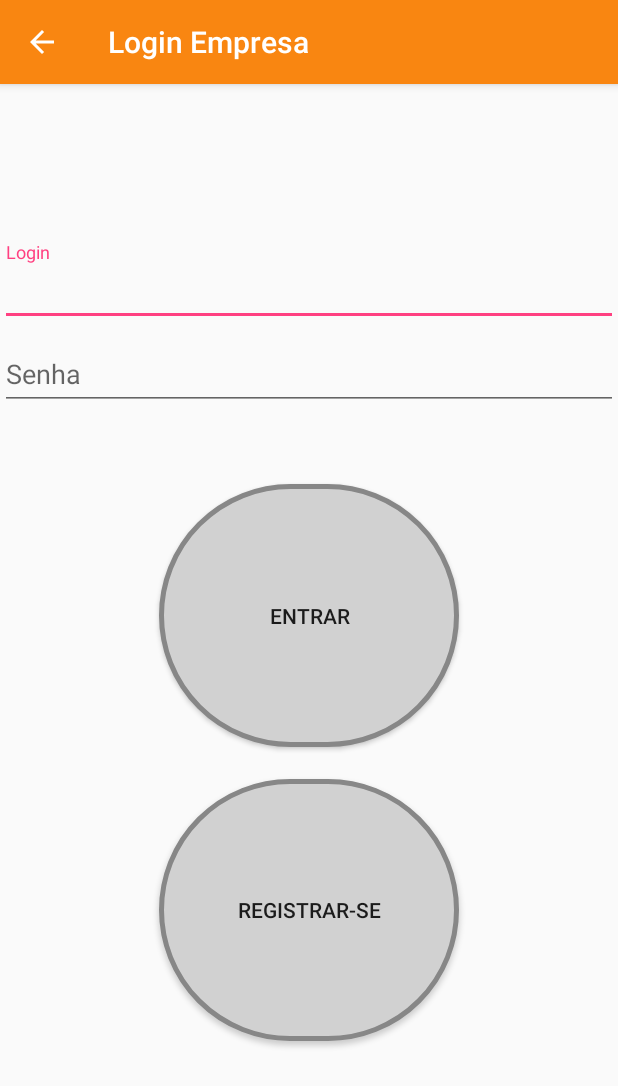
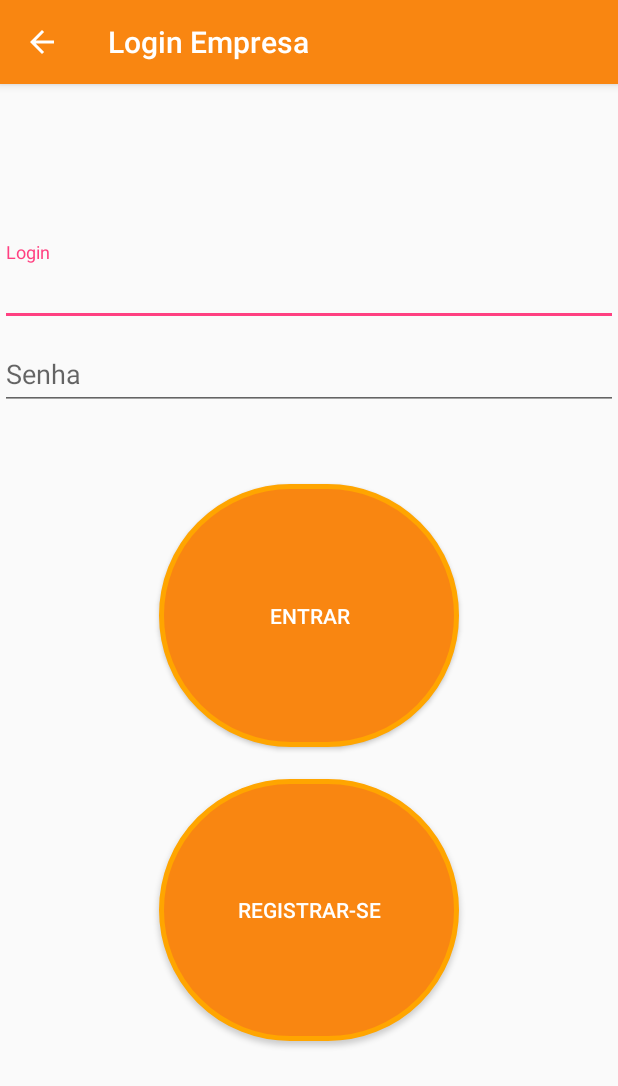
Before and after one commit to marcosandre98/qual_sabor, an Android app: the LoginEmpresa screen opened directly, with no data from a screen before it, on a phone screen of 412 x 824 dp. Shown: the top 1086 px of the screen. Run offline under Robolectric (Android 15) with nearby library versions, the light colour scheme and no system bars.

Commit message:
alteração no layoult dos botoes

```diff
--- /dev/null
+++ b/app/src/main/res/drawable/button_background_orange.xml
@@ -0,0 +1,24 @@
+<?xml version="1.0" encoding="utf-8"?>
+<shape xmlns:android="http://schemas.android.com/apk/res/android" android:shape="rectangle" >
+    <corners
+        android:radius="100dp"
+        />
+    <solid
+        android:color="@color/laranjaPizza"
+        />
+    <padding
+        android:left="0dp"
+
+        android:top="0dp"
+        android:right="0dp"
+        android:bottom="0dp"
+        />
+    <size
+        android:width="200dp"
+        android:height="50dp"
+        />
+    <stroke
+        android:width="3dp"
+        android:color="#ffa500"
+        />
+</shape>
--- a/app/src/main/res/layout/activity_cadastro_empresa.xml
+++ b/app/src/main/res/layout/activity_cadastro_empresa.xml
@@ -35,14 +35,13 @@
         android:layout_marginEnd="8dp"
         android:layout_marginLeft="8dp"
         android:layout_marginRight="8dp"
-        android:layout_marginStart="8dp"
-        android:backgroundTint="@color/laranjaPizza"
         android:onClick="cadastroEmpresa"
         android:text="@string/avancar"
-        android:textColor="#FFFFFF"
         app:layout_constraintBottom_toBottomOf="parent"
         app:layout_constraintEnd_toEndOf="parent"
-        app:layout_constraintStart_toStartOf="parent" />
+        app:layout_constraintStart_toStartOf="parent"
+        android:textColor="#FFFFFF"
+        android:background="@drawable/button_background_orange"/>
 
     <android.support.design.widget.TextInputLayout
         android:id="@+id/lblNomeFantasia"
--- a/app/src/main/res/layout/activity_confirma_cadastro.xml
+++ b/app/src/main/res/layout/activity_confirma_cadastro.xml
@@ -54,5 +54,6 @@
         app:layout_constraintEnd_toEndOf="parent"
         app:layout_constraintStart_toStartOf="parent"
         app:layout_constraintTop_toBottomOf="@+id/lblCodigoConfirmacao"
-        android:background="@drawable/button_background"/>
+        android:textColor="#FFFFFF"
+        android:background="@drawable/button_background_orange" />
 </android.support.constraint.ConstraintLayout>
--- a/app/src/main/res/layout/activity_login_empresa.xml
+++ b/app/src/main/res/layout/activity_login_empresa.xml
@@ -12,13 +12,14 @@
         android:layout_width="200dp"
         android:layout_height="0dp"
         android:layout_marginBottom="130dp"
-        android:background="@drawable/button_background"
         android:onClick="abrir"
         android:text="@string/registrar"
         app:layout_constraintBottom_toBottomOf="parent"
         app:layout_constraintEnd_toEndOf="parent"
         app:layout_constraintStart_toStartOf="parent"
-        app:layout_constraintTop_toBottomOf="@+id/btnLogin" />
+        app:layout_constraintTop_toBottomOf="@+id/btnLogin"
+        android:textColor="#FFFFFF"
+        android:background="@drawable/button_background_orange"/>
 
     <Button
         android:id="@+id/btnLogin"
@@ -26,12 +27,13 @@
         android:layout_height="0dp"
         android:layout_marginBottom="21dp"
         android:layout_weight="1"
-        android:background="@drawable/button_background"
         android:text="@string/entrar"
         app:layout_constraintBottom_toTopOf="@+id/btnRegistro"
         app:layout_constraintEnd_toEndOf="parent"
         app:layout_constraintStart_toStartOf="parent"
-        app:layout_constraintTop_toBottomOf="@+id/lblLogin" />
+        app:layout_constraintTop_toBottomOf="@+id/lblLogin"
+        android:textColor="#FFFFFF"
+        android:background="@drawable/button_background_orange" />
 
     <android.support.design.widget.TextInputLayout
         android:id="@+id/lblLogin"
--- a/app/src/main/res/values/strings.xml
+++ b/app/src/main/res/values/strings.xml
@@ -22,4 +22,5 @@
     <string name="confirmacao">Digite o código de verificação  que você recebeu em seu e-mail:</string>
     <string name="codigo">Código</string>
     <string name="confirma">CONFIRMAR</string>
+    <string name="usuario">Usuário</string>
 </resources>
```
